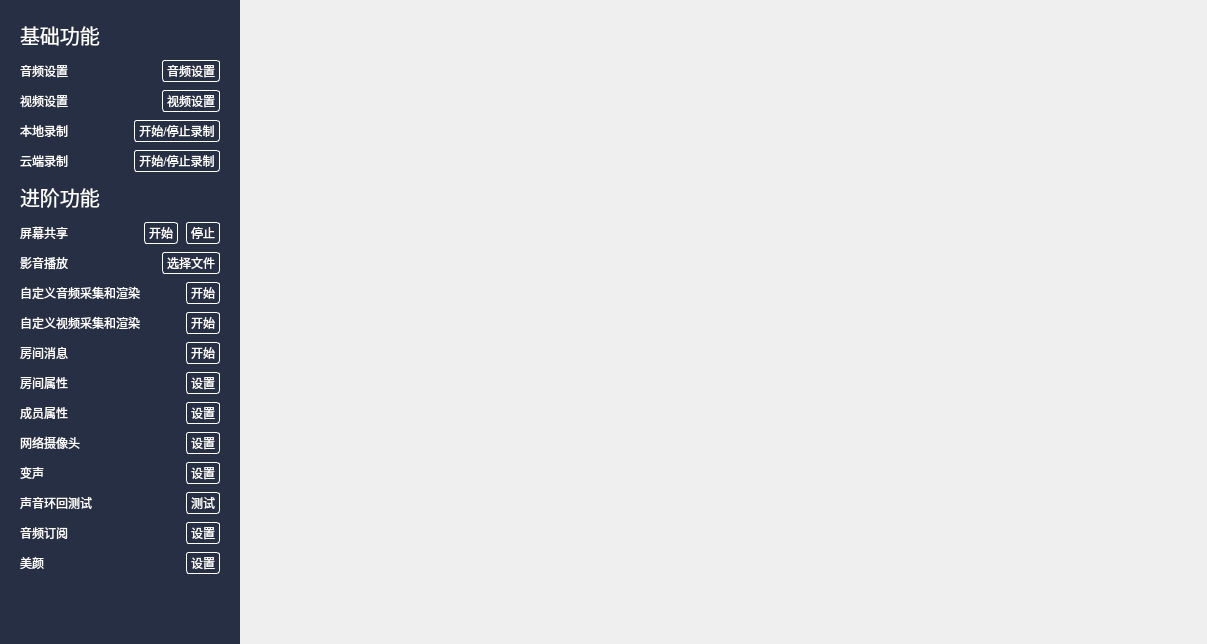
The window that Windows/src/maindialog.ui (cloudroomSDK/API-Demo) describes before a commit, drawn with Qt 5.
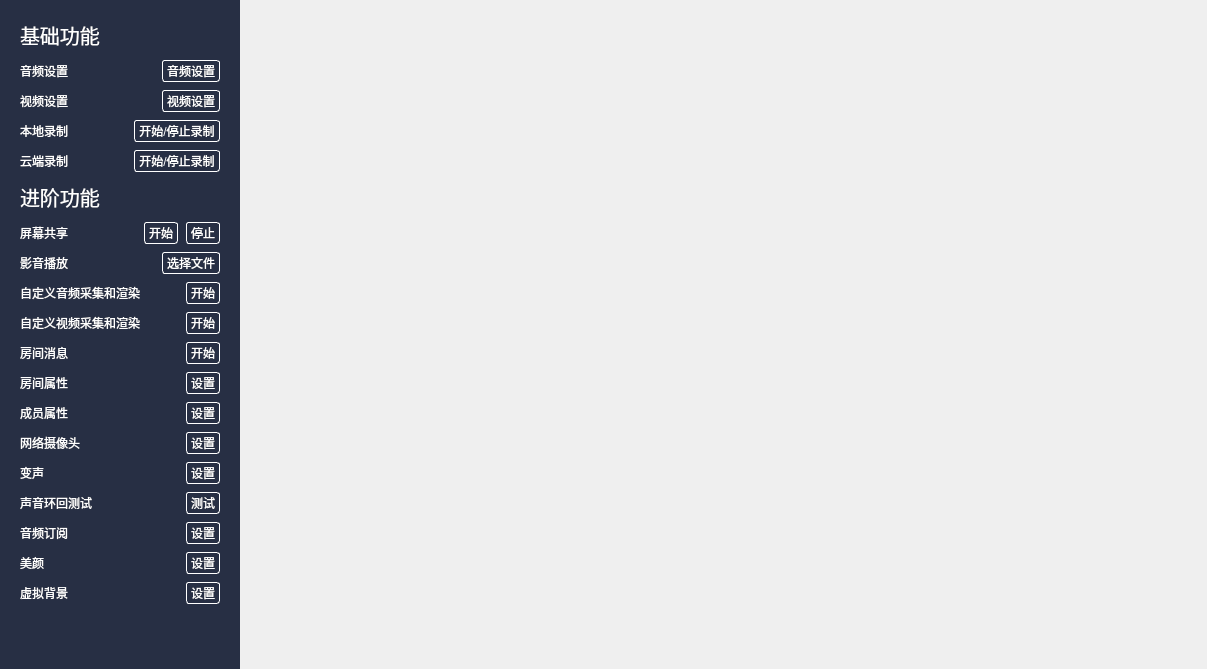
The same window after the commit.

Patch:
```diff
--- a/Windows/src/maindialog.ui
+++ b/Windows/src/maindialog.ui
@@ -7,7 +7,7 @@
     <x>0</x>
     <y>0</y>
     <width>1207</width>
-    <height>636</height>
+    <height>669</height>
    </rect>
   </property>
   <property name="windowTitle">
@@ -307,9 +307,6 @@
          <property name="rightMargin">
           <number>0</number>
          </property>
-         <property name="bottomMargin">
-          <number>50</number>
-         </property>
          <item>
           <layout class="QHBoxLayout" name="horizontalLayout_11">
            <item>
@@ -671,7 +668,23 @@
           </layout>
          </item>
          <item>
+          <widget class="QWidget" name="beautyWidget" native="true">
           <layout class="QHBoxLayout" name="horizontalLayout_22">
+            <property name="spacing">
+             <number>0</number>
+            </property>
+            <property name="leftMargin">
+             <number>0</number>
+            </property>
+            <property name="topMargin">
+             <number>0</number>
+            </property>
+            <property name="rightMargin">
+             <number>0</number>
+            </property>
+            <property name="bottomMargin">
+             <number>0</number>
+            </property>
            <item>
             <widget class="QLabel" name="label_20">
              <property name="sizePolicy">
@@ -699,6 +712,54 @@
             </widget>
            </item>
           </layout>
+          </widget>
+         </item>
+         <item>
+          <widget class="QWidget" name="vbkWidget" native="true">
+           <layout class="QHBoxLayout" name="horizontalLayout_23">
+            <property name="spacing">
+             <number>0</number>
+            </property>
+            <property name="leftMargin">
+             <number>0</number>
+            </property>
+            <property name="topMargin">
+             <number>0</number>
+            </property>
+            <property name="rightMargin">
+             <number>0</number>
+            </property>
+            <property name="bottomMargin">
+             <number>0</number>
+            </property>
+            <item>
+             <widget class="QLabel" name="label_21">
+              <property name="sizePolicy">
+               <sizepolicy hsizetype="Expanding" vsizetype="Preferred">
+                <horstretch>0</horstretch>
+                <verstretch>0</verstretch>
+               </sizepolicy>
+              </property>
+              <property name="text">
+               <string>虚拟背景</string>
+              </property>
+             </widget>
+            </item>
+            <item>
+             <widget class="QPushButton" name="btnVBK">
+              <property name="sizePolicy">
+               <sizepolicy hsizetype="Preferred" vsizetype="Preferred">
+                <horstretch>0</horstretch>
+                <verstretch>0</verstretch>
+               </sizepolicy>
+              </property>
+              <property name="text">
+               <string>设置</string>
+              </property>
+             </widget>
+            </item>
+           </layout>
+          </widget>
          </item>
         </layout>
        </widget>
```
Lines whose indentation alone changed are shown as unchanged.
